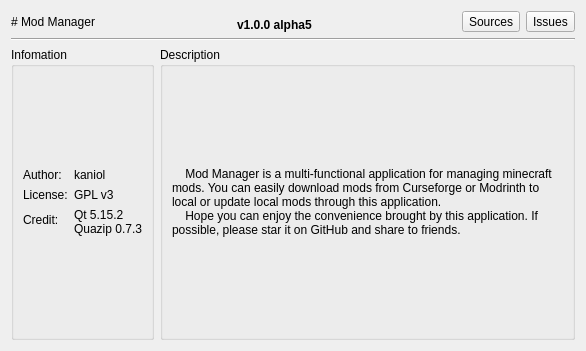
This is src/ui/aboutdialog.ui in kaniol-lck/modmanager as Qt 5 draws it before an edit. The edited form follows.
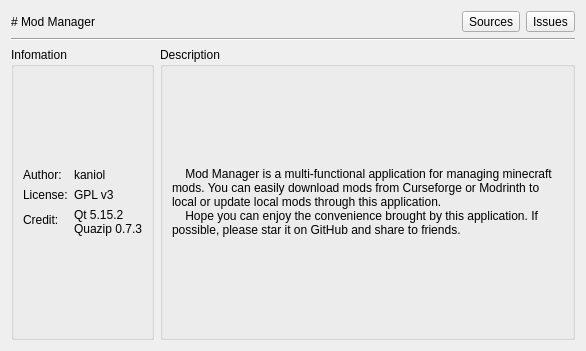
This is the edited form. Icons and pictures are not drawn.

```diff
--- a/src/ui/aboutdialog.ui
+++ b/src/ui/aboutdialog.ui
@@ -35,7 +35,7 @@
         </font>
        </property>
        <property name="text">
-        <string notr="true">v1.0.0 alpha5</string>
+        <string notr="true"/>
        </property>
        <property name="alignment">
         <set>Qt::AlignBottom|Qt::AlignLeading|Qt::AlignLeft</set>
```
Left out of the diff: 2 changed lines with no effect on the pictures.
